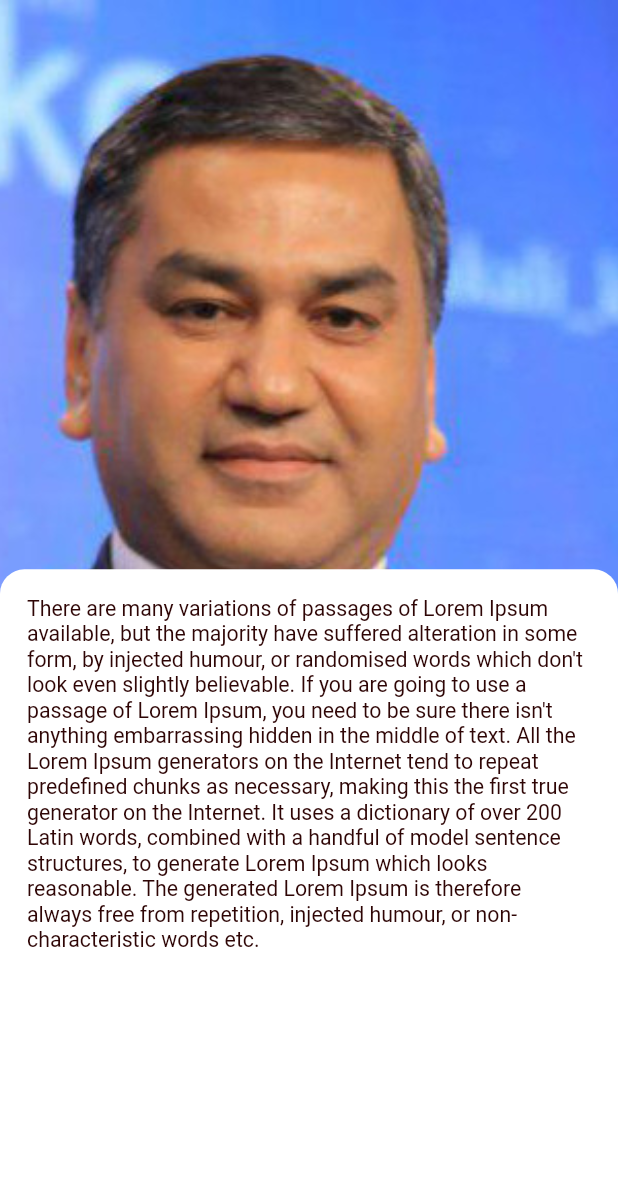
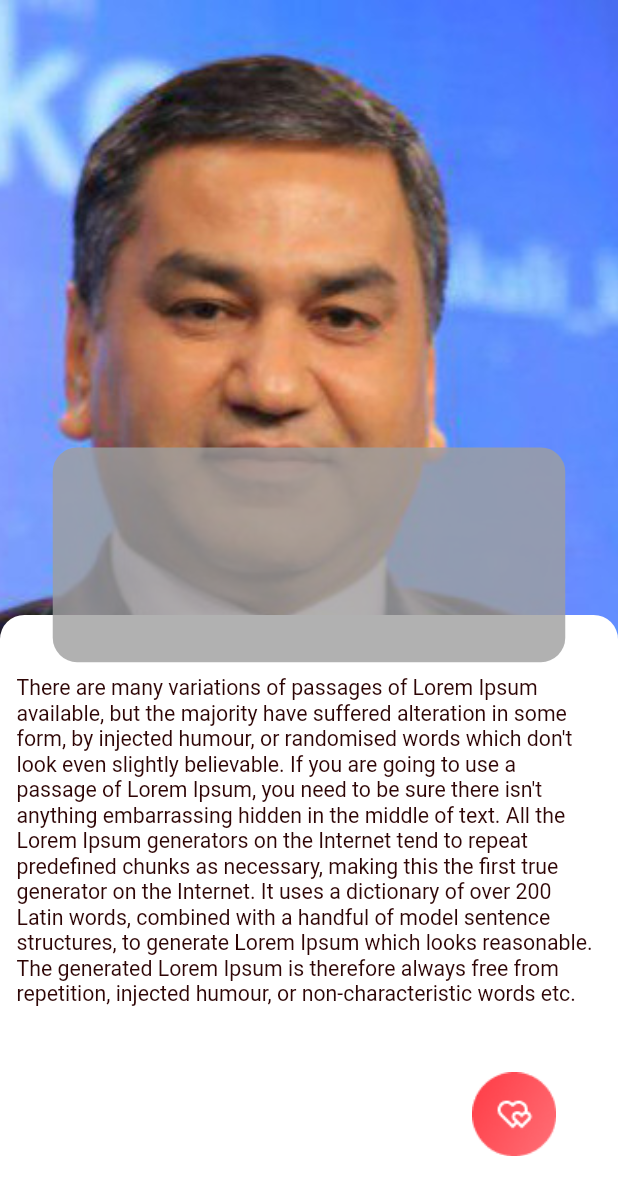
Before and after one commit to dilbekdeveloper11/newapp, a Flutter app: the screen it shows after launch, on a phone screen of 412 x 824 dp. Shown: the top 1195 px of the screen. Run offline on Flutter 3.47's test engine with Material 2 defaults, Android fonts, the phone set to English and light mode, and no system bars; our stand-ins replace flutter_svg.

Commit message:
news Detail pageda stack ishlatildi

```diff
--- a/lib/screens/news_detail_page.dart
+++ b/lib/screens/news_detail_page.dart
@@ -18,7 +18,7 @@ class NewsDetailPage extends StatelessWidget {
         child: Stack(
           children: [
             Positioned(
-              top: getHeight(374),
+              top: getHeight(404),
               child: Container(
                 height: getHeight(438),
                 width: getWidht(375),
@@ -34,7 +34,12 @@ class NewsDetailPage extends StatelessWidget {
                   ),
                 ),
                 child: Padding(
-                  padding: const EdgeInsets.all(18.0),
+                  padding: EdgeInsets.only(
+                    top: getHeight(40),
+                    left: getWidht(10),
+                    right: getWidht(10),
+                    bottom: getHeight(10),
+                  ),
                   child: Text(
                     "There are many variations of passages of Lorem Ipsum available, but the majority have suffered alteration in some form, by injected humour, or randomised words which don't look even slightly believable. If you are going to use a passage of Lorem Ipsum, you need to be sure there isn't anything embarrassing hidden in the middle of text. All the Lorem Ipsum generators on the Internet tend to repeat predefined chunks as necessary, making this the first true generator on the Internet. It uses a dictionary of over 200 Latin words, combined with a handful of model sentence structures, to generate Lorem Ipsum which looks reasonable. The generated Lorem Ipsum is therefore always free from repetition, injected humour, or non-characteristic words etc.",
                     style: TextStyle(
@@ -44,7 +49,44 @@ class NewsDetailPage extends StatelessWidget {
                   ),
                 ),
               ),
-            )
+            ),
+            Positioned(
+              height: getHeight(1464),
+              left: getWidht(284),
+              child: Container(
+                height: getHeight(56),
+                width: getWidht(56),
+                decoration: const BoxDecoration(
+                  image: DecorationImage(
+                    image: AssetImage(
+                      "assets/images/FAB.png",
+                    ),
+                  ),
+                ),
+              ),
+            ),
+            Positioned(
+              top: getHeight(294),
+              left: getWidht(32),
+              child: Container(
+                height: getHeight(141),
+                width: getWidht(311),
+                decoration: BoxDecoration(
+                  color: Colors.grey.withOpacity(0.8),
+                  borderRadius: BorderRadius.circular(getHeight(16)),
+                ),
+                child: Padding(
+                  padding: const EdgeInsets.all(18.0),
+                  child: Text(
+                    "",
+                    style: TextStyle(
+                      fontSize: getHeight(14),
+                      color: const Color(0xff2E0505),
+                    ),
+                  ),
+                ),
+              ),
+            ),
           ],
         ),
       ),
```
